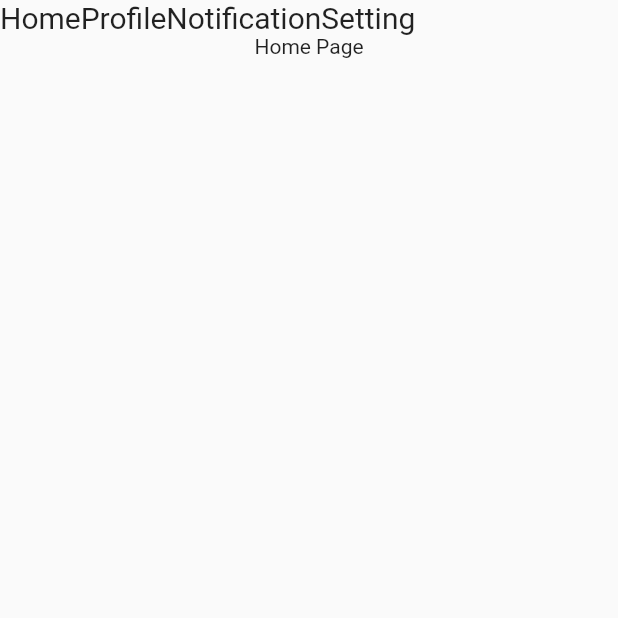
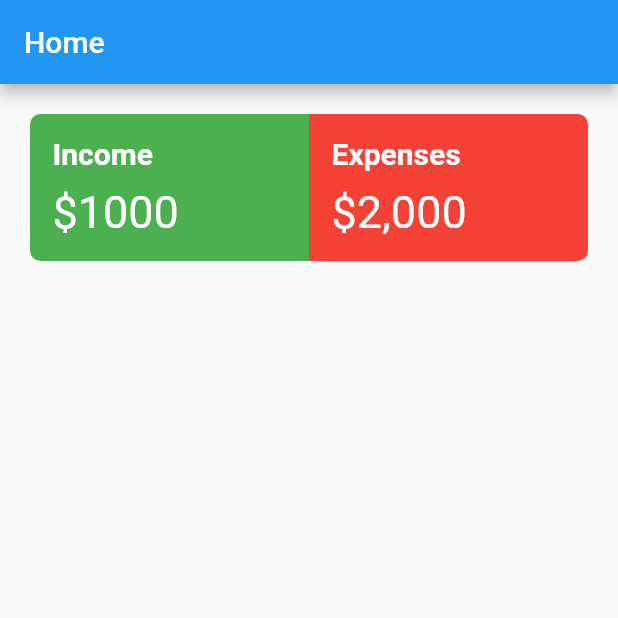
Before and after one commit to Lucasmercado101/flutter-finance-app, a Flutter app: the screen it shows after launch, on a phone screen of 412 x 824 dp, the top half of it. Run offline on Flutter 3.47's test engine with Material 2 defaults, Android fonts, the phone set to English and light mode, and no system bars.

Commit message:
WIP: added styles

```diff
--- a/lib/pages/home.dart
+++ b/lib/pages/home.dart
@@ -6,41 +6,84 @@ class HomePage extends StatefulWidget {
 }
 
 class _HomePageState extends State<HomePage> {
+  var money = 1000;
+
   @override
   Widget build(BuildContext context) {
     return Scaffold(
       body: Column(children: [
+        AppBar(
+          title: Text("Home"),
+        ),
         Container(
+          padding: const EdgeInsets.all(20),
           child: Row(
             children: [
-              Container(
-                child: Text(
-                  "Home",
-                  style: TextStyle(fontSize: 20),
+              Expanded(
+                child: Container(
+                  padding: const EdgeInsets.all(15),
+                  decoration: BoxDecoration(
+                    borderRadius: const BorderRadius.horizontal(
+                      left: Radius.circular(7),
+                    ),
+                    color: Colors.green[500],
+                  ),
+                  child: Column(
+                      crossAxisAlignment: CrossAxisAlignment.start,
+                      children: [
+                        const Text(
+                          "Income",
+                          style: TextStyle(
+                            color: Colors.white,
+                            fontSize: 20,
+                            fontWeight: FontWeight.w700,
+                          ),
+                        ),
+                        const SizedBox(height: 10),
+                        Text(
+                          "\$" + money.toString(),
+                          style: const TextStyle(
+                            color: Colors.white,
+                            fontSize: 30,
+                          ),
+                        ),
+                      ]),
                 ),
               ),
-              Container(
-                child: Text(
-                  "Profile",
-                  style: TextStyle(fontSize: 20),
-                ),
-              ),
-              Container(
-                child: Text(
-                  "Notification",
-                  style: TextStyle(fontSize: 20),
-                ),
-              ),
-              Container(
-                child: Text(
-                  "Setting",
-                  style: TextStyle(fontSize: 20),
+              Expanded(
+                child: Container(
+                  padding: const EdgeInsets.all(15),
+                  decoration: BoxDecoration(
+                    borderRadius: const BorderRadius.horizontal(
+                      right: Radius.circular(7),
+                    ),
+                    color: Colors.red[500],
+                  ),
+                  child: Column(
+                      crossAxisAlignment: CrossAxisAlignment.start,
+                      children: const [
+                        Text(
+                          "Expenses",
+                          style: TextStyle(
+                            color: Colors.white,
+                            fontSize: 20,
+                            fontWeight: FontWeight.w600,
+                          ),
+                        ),
+                        SizedBox(height: 10),
+                        Text(
+                          "\$2,000",
+                          style: TextStyle(
+                            color: Colors.white,
+                            fontSize: 30,
+                          ),
+                        ),
+                      ]),
                 ),
               ),
             ],
           ),
         ),
-        Text("Home Page"),
       ]),
     );
   }
```
